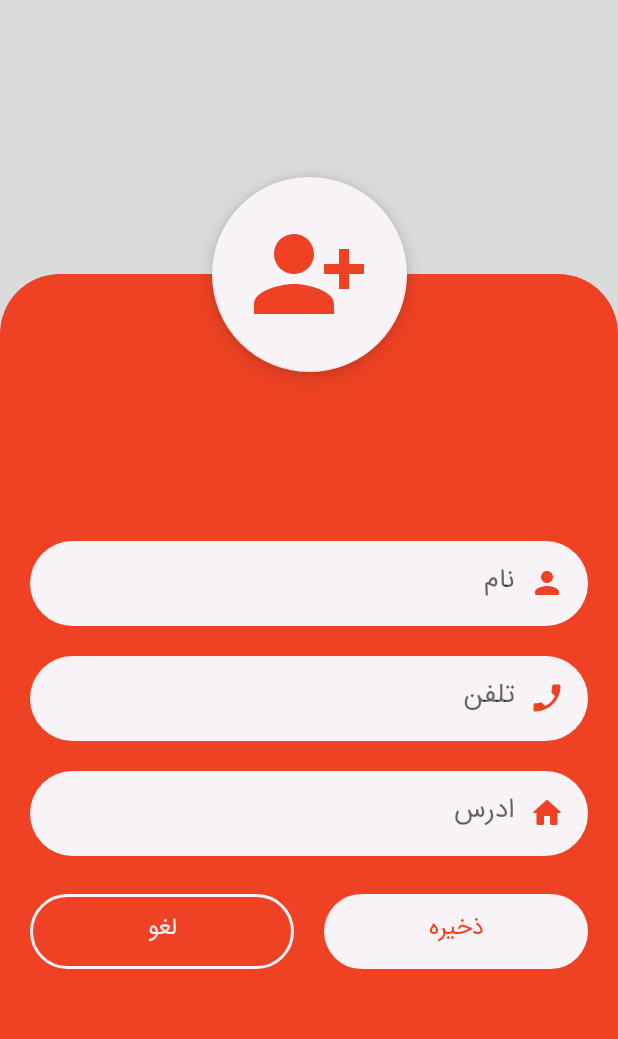
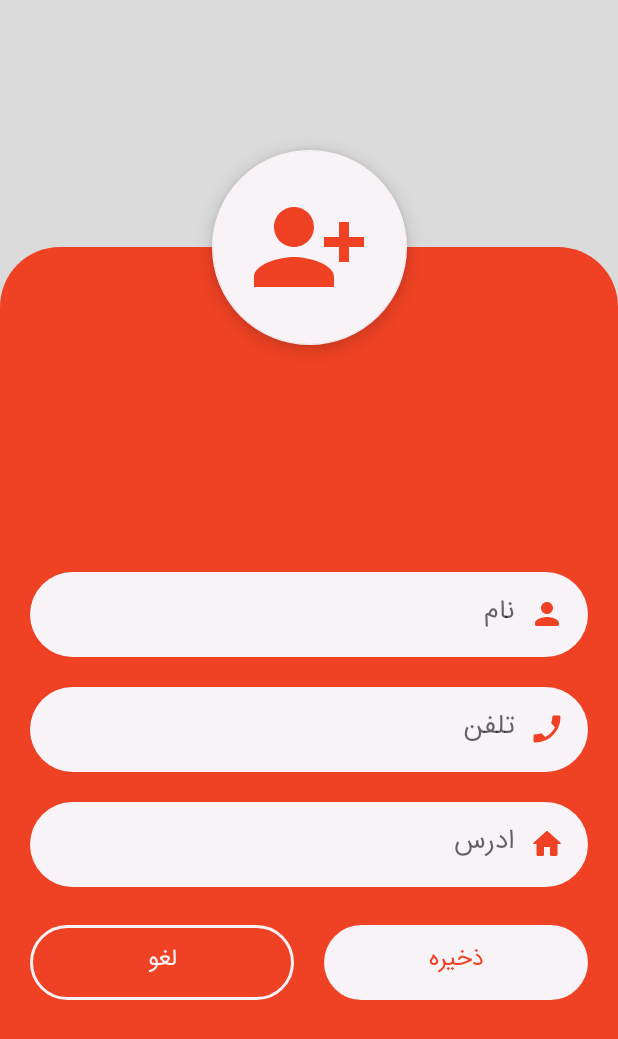
Before and after one commit to karimi96/FoodOrderiing, an Android app: the AddNewCustomerActivity screen opened directly, with no data from a screen before it, on a phone screen of 412 x 824 dp. Shown: the top 1039 px of the screen. Run offline under Robolectric (Android 15) with nearby library versions, the phone set to English and light mode, and no system bars; libraries missing offline, so code that uses them is left out: ir.hamsaa.persiandatepicker.

Commit message:
set design

```diff
--- a/app/src/main/res/layout/activity_add_new_customer.xml
+++ b/app/src/main/res/layout/activity_add_new_customer.xml
@@ -22,6 +22,7 @@
 
 
     <com.google.android.material.floatingactionbutton.FloatingActionButton
+        android:id="@+id/fab"
         android:layout_width="130dp"
         android:layout_height="130dp"
         android:src="@drawable/ic_baseline_person_add_alt_1_24"
@@ -51,6 +52,7 @@
         <LinearLayout
             android:layout_width="match_parent"
             android:layout_height="match_parent"
+            android:layout_marginTop="60dp"
             android:gravity="center"
             android:orientation="vertical">
 
@@ -84,8 +86,8 @@
                 android:fontFamily="@font/iran_sans"
                 android:gravity="right|center_vertical"
                 android:hint="تلفن"
+                android:inputType="phone"
                 android:maxLength="11"
-                android:inputType="phone"
                 android:paddingHorizontal="15dp"
                 android:paddingVertical="12dp"
                 android:textColor="@color/black"
@@ -156,7 +158,7 @@
         android:layout_width="wrap_content"
         android:layout_height="wrap_content"
         android:orientation="horizontal"
-        app:layout_constraintGuide_begin="183dp" />
+        app:layout_constraintGuide_percent="0.2" />
 
     <androidx.constraintlayout.widget.Guideline
         android:id="@+id/guideline7"
--- a/app/src/main/res/layout/activity_add_new_product.xml
+++ b/app/src/main/res/layout/activity_add_new_product.xml
@@ -66,6 +66,7 @@
             android:layout_width="match_parent"
             android:layout_height="match_parent"
             android:gravity="center"
+            android:layout_marginTop="25dp"
             android:orientation="vertical">
 
             <EditText
@@ -115,7 +116,7 @@
                 android:background="@drawable/border_editext_product"
                 android:drawableRight="@drawable/ic_baseline_attach_money_24"
                 android:drawablePadding="10dp"
-                android:fontFamily="@font/iran_sans"
+                android:fontFamily="@font/irsansfanum"
                 android:gravity="center_vertical"
                 android:hint="قیمت"
                 android:imeOptions="actionDone"
```
